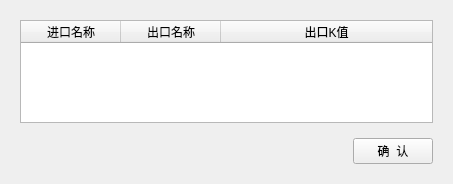
Qt form ui/rename_tip.ui (qweaxdzsc/fluent_add_on) before a commit.
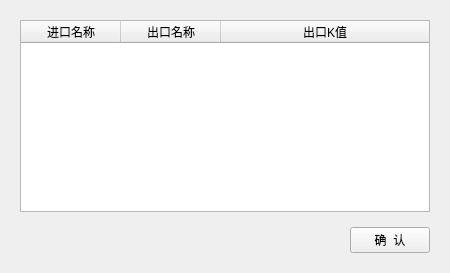
The same form after that commit.

Diff of the .ui file:
```diff
--- a/ui/rename_tip.ui
+++ b/ui/rename_tip.ui
@@ -7,7 +7,7 @@
     <x>0</x>
     <y>0</y>
     <width>453</width>
-    <height>184</height>
+    <height>0</height>
    </rect>
   </property>
   <property name="sizePolicy">
```
